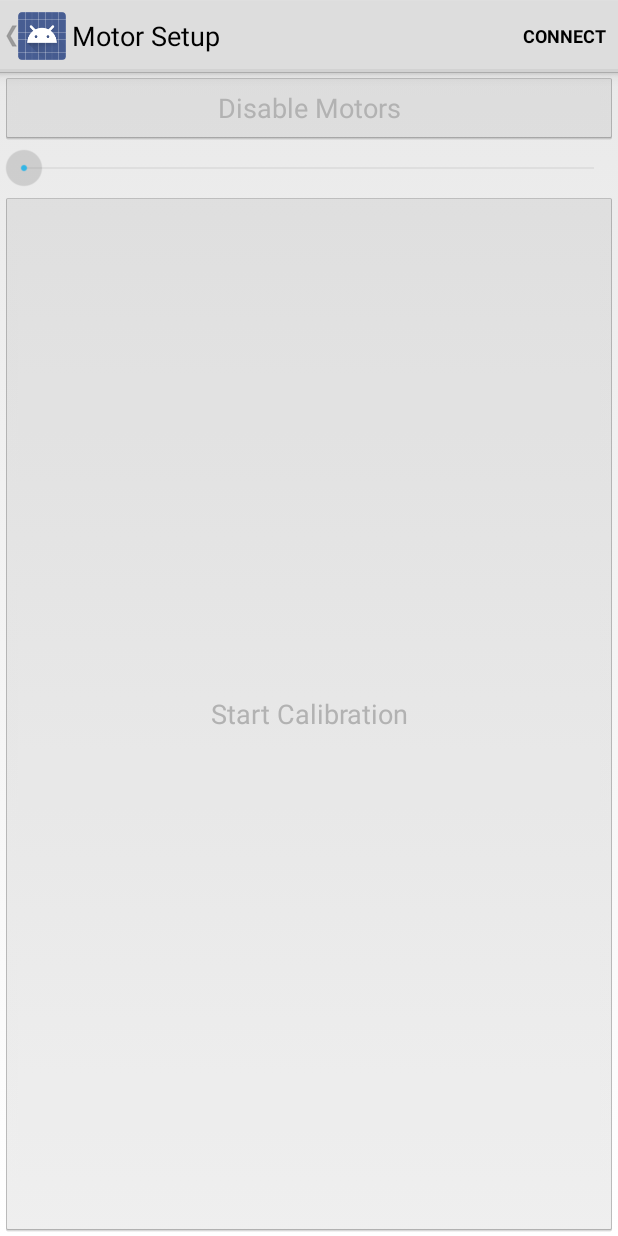
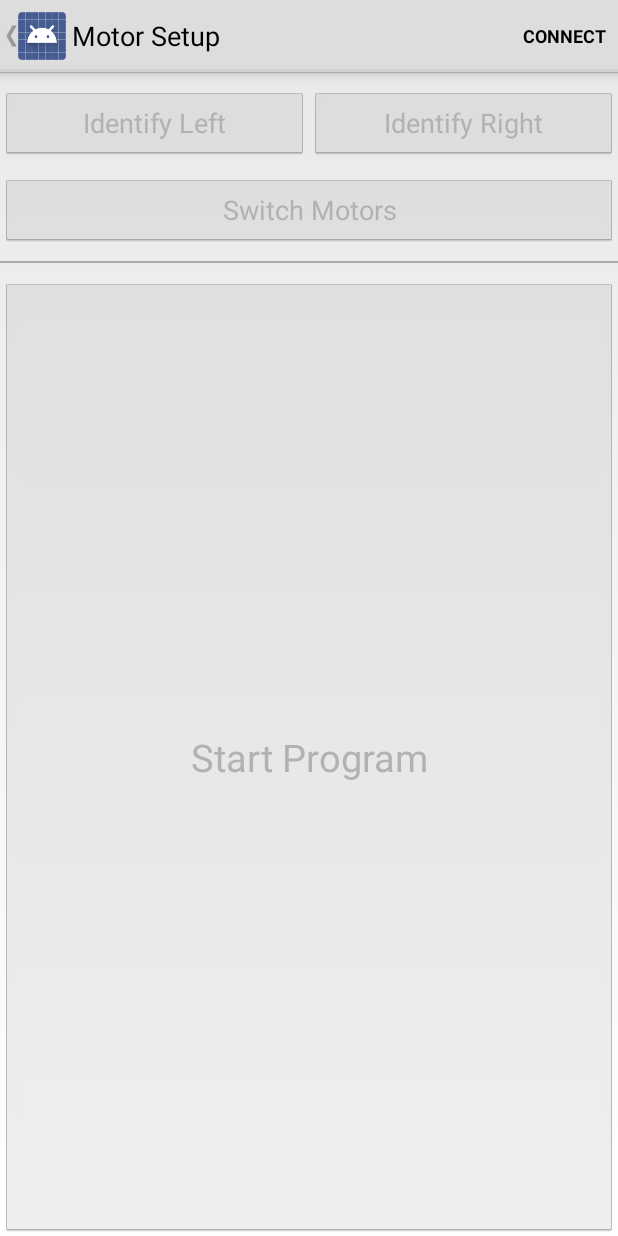
Before and after one commit to icchalmers/Sit-To-Stand, an Android app: the MotorControlActivity screen opened directly, with no data from a screen before it, on a phone screen of 412 x 824 dp. Run offline under Robolectric (Android 15) with nearby library versions, the phone set to English and light mode, and no system bars; 3 statements that could not run were skipped.

Commit message:
Updated MotorControlACtivity to have more useful features. Removed the 'Disable Motors' button and the slider. Instead, replaced with buttons that trigger a 1s pulse on the left/right motors and also alow switching the motors

```diff
--- a/App/Android/app/src/main/res/layout/activity_motor_control.xml
+++ b/App/Android/app/src/main/res/layout/activity_motor_control.xml
@@ -5,25 +5,51 @@
     android:layout_height="match_parent"
     android:id="@+id/motor_control_layout">
 
+    <LinearLayout
+        android:layout_width="match_parent"
+        android:layout_height="wrap_content"
+        android:layout_marginBottom="10dp"
+        android:layout_marginTop="10dp">
+
+        <Button
+            android:layout_width="0dp"
+            android:layout_height="wrap_content"
+            android:layout_weight="0.5"
+            android:text="Identify Left"
+            android:id="@+id/buttonIdentifyLeft"
+            android:onClick="identifyLeft" />
+
+        <Button
+            android:layout_width="0dp"
+            android:layout_height="wrap_content"
+            android:layout_weight="0.5"
+            android:text="Identify Right"
+            android:id="@+id/buttonIdentifyRight"
+            android:onClick="identifyRight" />
+
+    </LinearLayout>
+
     <Button
         android:layout_width="match_parent"
         android:layout_height="wrap_content"
-        android:text="Disable Motors"
-        android:id="@+id/button2"
-        android:onClick="disableMotors" />
+        android:text="Switch Motors"
+        android:id="@+id/buttonSwitchMotors"
+        android:onClick="switchMotors" />
 
-    <SeekBar
+
+    <View
         android:layout_width="match_parent"
-        android:layout_height="wrap_content"
-        android:id="@+id/motorSlider"
-        android:max="255"
-        />
+        android:layout_height="1dp"
+        android:background="@android:color/darker_gray"
+        android:layout_marginTop="10dp"
+        android:layout_marginBottom="10dp"/>
 
     <Button
         android:layout_width="match_parent"
         android:layout_height="fill_parent"
-        android:text="Start Calibration"
+        android:text="Start Program"
         android:id="@+id/button_start"
-        android:onClick="startCalibration" />
+        android:onClick="startCalibration"
+        android:textSize="25dp"/>
 
 </LinearLayout>
```
Also changed, not shown: App/Android/app/src/main/java/cc/chalmers/sittostand/BLEMotorService.java (+22 -0 lines), App/Android/app/src/main/java/cc/chalmers/sittostand/MotorControlActivity.java (+35 -24 lines).
